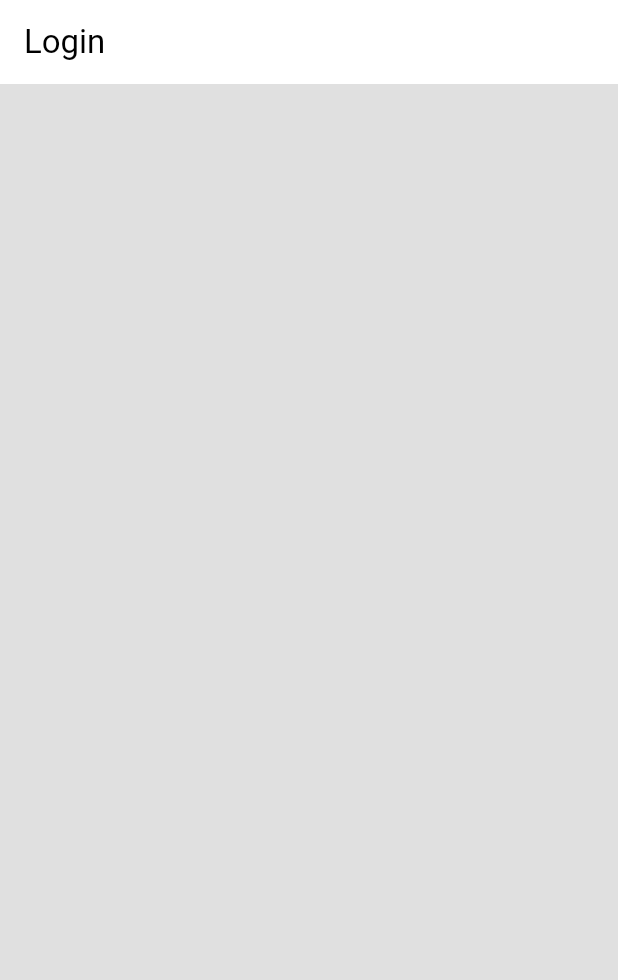
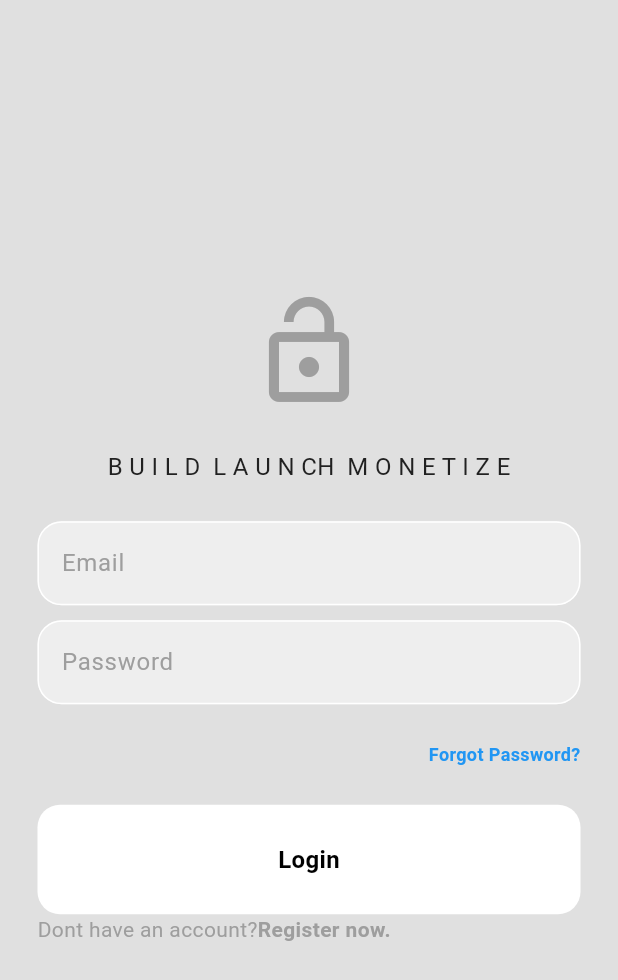
Before and after one commit to namwambaobu/Auth_BLM_APP2, a Flutter app: the screen it shows after launch, on a phone screen of 412 x 824 dp. Shown: the top 980 px of the screen. Run offline on Flutter 3.47's test engine with Material 3 defaults, Android fonts, the phone set to English and light mode, and no system bars; our stand-ins replace firebase_auth, firebase_core, flutter_bloc; accounts and stored records are empty.

Commit message:
Added the login Page

```diff
--- /dev/null
+++ b/lib/Features/Auth/components/my_button.dart
@@ -0,0 +1,28 @@
+import 'package:flutter/material.dart';
+
+class MyButton extends StatelessWidget {
+  final void Function()? onTap;
+  final String text;
+  MyButton({super.key, required this.onTap, required this.text});
+
+  @override
+  Widget build(BuildContext context) {
+    return GestureDetector(
+      onTap: onTap,
+      child: Container(
+        padding: EdgeInsets.all(25),
+        decoration: BoxDecoration(
+          color: Theme.of(context).colorScheme.tertiary,
+          borderRadius: BorderRadius.circular(15),
+        ),
+
+        child: Center(
+          child: Text(
+            text,
+            style: TextStyle(fontWeight: FontWeight.bold, fontSize: 16),
+          ),
+        ),
+      ),
+    );
+  }
+}
--- /dev/null
+++ b/lib/Features/Auth/components/my_textfield.dart
@@ -0,0 +1,37 @@
+import 'package:flutter/material.dart';
+
+class MyTextfield extends StatelessWidget {
+  final TextEditingController controller;
+  final String hintText;
+  final bool obsecureText;
+  MyTextfield({
+    super.key,
+    required this.controller,
+    required this.hintText,
+    required this.obsecureText,
+  });
+
+  @override
+  Widget build(BuildContext context) {
+    return TextField(
+      controller: controller,
+      obscureText: obsecureText,
+      decoration: InputDecoration(
+        //unselected
+        enabledBorder: OutlineInputBorder(
+          borderSide: BorderSide(color: Theme.of(context).colorScheme.tertiary),
+          borderRadius: BorderRadius.circular(16),
+        ),
+        //selected
+        focusedBorder: OutlineInputBorder(
+          borderSide: BorderSide(color: Theme.of(context).colorScheme.primary),
+          borderRadius: BorderRadius.circular(16),
+        ),
+        hintText: hintText,
+        hintStyle: TextStyle(color: Theme.of(context).colorScheme.primary),
+        fillColor: Theme.of(context).colorScheme.secondary,
+        filled: true,
+      ),
+    );
+  }
+}
--- a/lib/Features/Auth/presentation/pages/login_page.dart
+++ b/lib/Features/Auth/presentation/pages/login_page.dart
@@ -11,23 +11,105 @@ on this page the user is able to login with their :
  If the user doesn't have an account, they can go to register page abd create an account
  */
 
+import 'package:flutter/material.dart';
+import 'package:flutter_application_1/Features/Auth/components/my_button.dart';
+import 'package:flutter_application_1/Features/Auth/components/my_textfield.dart';
 
-
-import 'package:flutter/material.dart';
-
-class LoginPage extends StatefulWidget{
+class LoginPage extends StatefulWidget {
   const LoginPage({super.key});
 
   @override
   State<LoginPage> createState() => _loginPageState();
 }
 
-class _loginPageState extends State<LoginPage>{
+class _loginPageState extends State<LoginPage> {
+  final emailController = TextEditingController();
+  final pwController = TextEditingController();
   @override
-  Widget build(BuildContext context){
+  Widget build(BuildContext context) {
+    //SCAFFOLD
     return Scaffold(
-      appBar: AppBar(
-        title: const Text("Login"),
+      //APPBAR
+      //BODY
+      body: Padding(
+        padding: const EdgeInsets.symmetric(horizontal: 25.0),
+        child: Column(
+          mainAxisAlignment: MainAxisAlignment.center,
+          children: [
+            //logo
+            Icon(
+              Icons.lock_open,
+              size: 80,
+              color: Theme.of(context).colorScheme.primary,
+            ),
+            const SizedBox(height: 25),
+            //Aappname
+            Text(
+              "B U I L D  L A U N CH  M O N E T I Z E",
+              style: TextStyle(
+                fontSize: 16,
+                color: Theme.of(context).colorScheme.inversePrimary,
+              ),
+            ),
+            const SizedBox(height: 25),
+
+            //EMAIL  TEXT FIELD
+            MyTextfield(
+              controller: emailController,
+              hintText: "Email",
+              obsecureText: false,
+            ),
+            const SizedBox(height: 10),
+
+            //pASSWORD TEXTFIELD
+            MyTextfield(
+              controller: pwController,
+              hintText: "Password",
+              obsecureText: true,
+            ),
+            const SizedBox(height: 25),
+            //FORGOT PASSWORD
+            Row(
+              mainAxisAlignment: MainAxisAlignment.end,
+              children: [
+                Text(
+                  "Forgot Password?",
+                  style: TextStyle(
+                    fontSize: 12,
+                    color: Colors.blue,
+                    fontWeight: FontWeight.bold,
+                  ),
+                ),
+              ],
+            ),
+            const SizedBox(height: 25),
+
+            //LOGIN BUTTON
+            MyButton(onTap: () {}, text: "Login"),
+            //OAUTH SIGN IN LATER.. (google + apple
+            //
+            //DO NOT HAYE AN ACCOUNT SIGN UP
+            Row(
+              children: [
+                Text(
+                  "Dont have an account?",
+                  style: TextStyle(
+                    color: Theme.of(context).colorScheme.primary,
+                  ),
+                ),
+                Text(
+                  "Register now.",
+                  style: TextStyle(
+                    fontWeight: FontWeight.bold,
+                    color: Theme.of(context).colorScheme.primary,
+                  ),
+                ),
+              ],
+            ),
+            //
+            //
+          ],
+        ),
       ),
     );
   }
```
